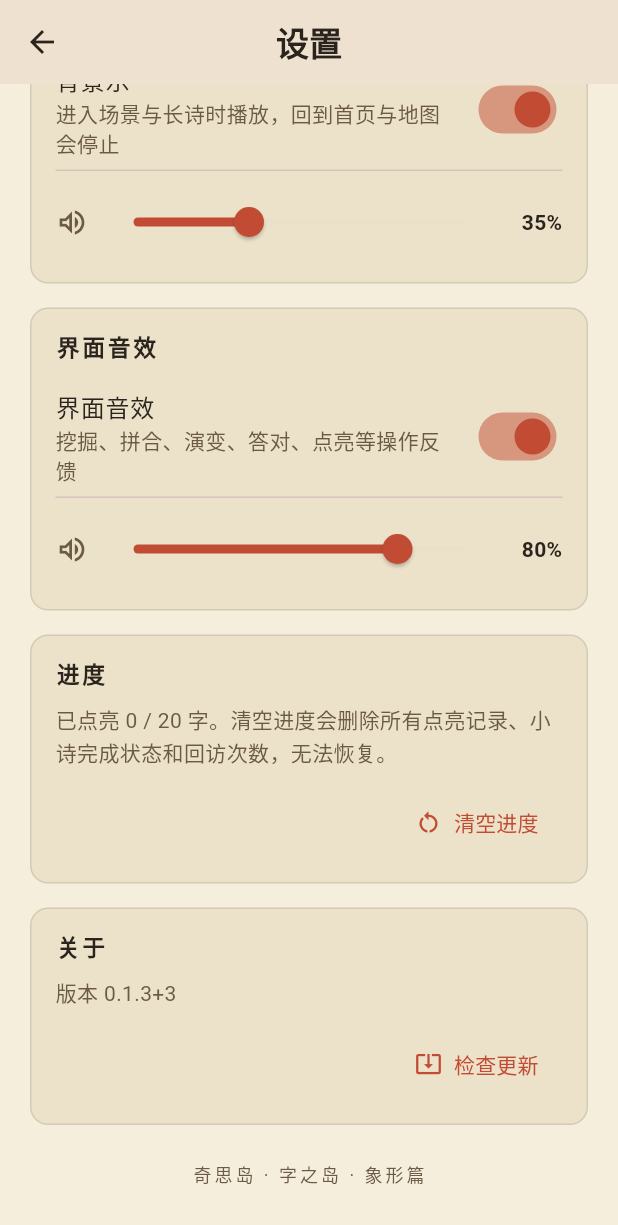
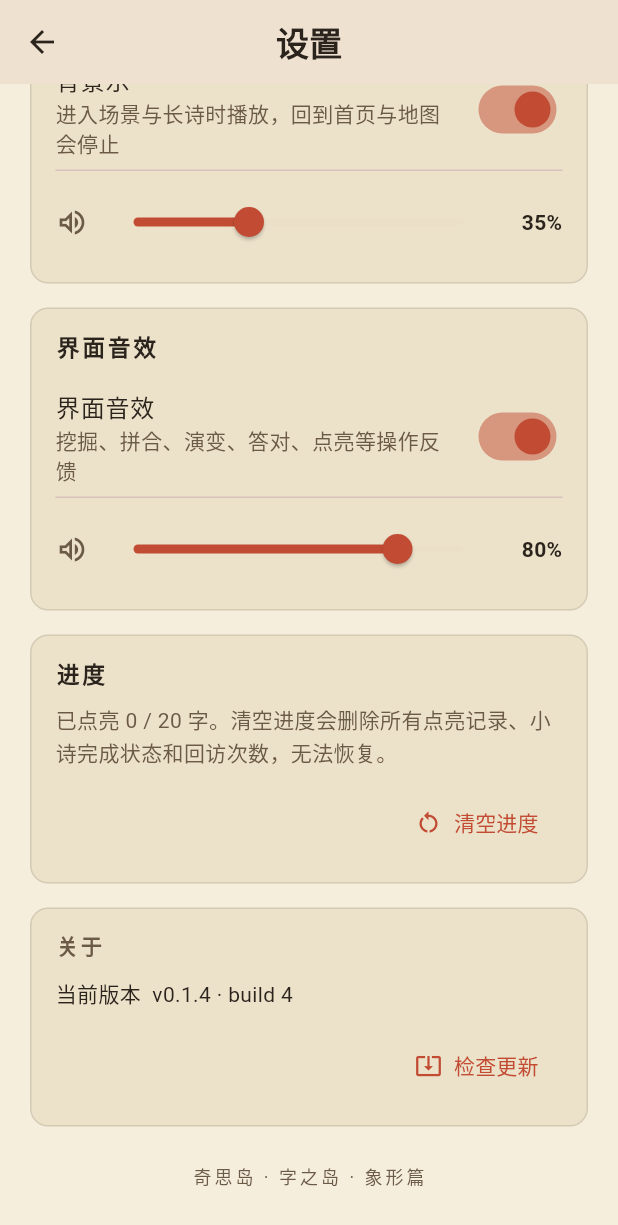
Before and after one commit to flyingdew/wonder-isles-app, a Flutter app: the SettingsPage screen opened directly, scrolled down 291 dp, on a phone screen of 412 x 824 dp. Shown: the top 1225 px of the screen. Run offline on Flutter 3.47's test engine with Material 3 defaults, Android fonts, the phone set to English and light mode, and no system bars; our stand-ins replace audioplayers, device_info_plus, dio, open_filex, package_info_plus, permission_handler and 1 more; accounts and stored records are empty; network calls fail.

Commit message:
feat: show app version on home + parent dashboard, add reusable AboutCard for manual update check

```diff
--- a/lib/pages/home_page.dart
+++ b/lib/pages/home_page.dart
@@ -11,6 +11,7 @@ import '../services/progress_store.dart';
 import '../services/voice_service.dart';
 import '../services/update_service.dart';
 import '../widgets/achievement_dialog.dart';
+import '../widgets/app_version.dart';
 import '../widgets/update_dialog.dart';
 import 'island_map_page.dart';
 import 'parent_dashboard_page.dart';
@@ -122,6 +123,9 @@ class _HomePageState extends State<HomePage> {
                             const _DebugShortcuts(),
                           ],
                           const SizedBox(height: 24),
+                          // 底部一行小字版本号，家长按需一眼看到，孩子基本忽略
+                          const Center(child: AppVersionLabel()),
+                          const SizedBox(height: 12),
                         ],
                       ),
                     ),
--- a/lib/pages/parent_dashboard_page.dart
+++ b/lib/pages/parent_dashboard_page.dart
@@ -9,6 +9,7 @@ import '../data/parent_tips.dart';
 import '../data/poems.dart';
 import '../services/progress_store.dart';
 import '../widgets/achievement_dialog.dart';
+import '../widgets/app_version.dart';
 import 'settings_page.dart';
 
 /// 家长视图：整章进度、最喜欢的字、共读建议、清空进度。
@@ -67,6 +68,8 @@ class ParentDashboardPage extends StatelessWidget {
           _ReadTogether(favorite: favorite),
           const SizedBox(height: 16),
           _AchievementWall(unlocked: progress.unlockedAchievements),
+          const SizedBox(height: 16),
+          const AboutCard(),
           const SizedBox(height: 24),
         ],
       ),
--- a/lib/pages/settings_page.dart
+++ b/lib/pages/settings_page.dart
@@ -1,11 +1,8 @@
 import 'package:flutter/material.dart';
 import 'package:provider/provider.dart';
 
-import 'package:package_info_plus/package_info_plus.dart';
-
 import '../app_theme.dart';
-import '../services/update_service.dart';
-import '../widgets/update_dialog.dart';
+import '../widgets/app_version.dart';
 import '../services/progress_store.dart';
 import '../services/voice_service.dart';
 
@@ -83,7 +80,7 @@ class SettingsPage extends StatelessWidget {
             ),
           ),
           const SizedBox(height: 16),
-          const _AboutPanel(),
+          const AboutCard(),
           const SizedBox(height: 24),
           const Center(
             child: Text(
@@ -227,108 +224,3 @@ class _Panel extends StatelessWidget {
     );
   }
 }
-
-
-class _AboutPanel extends StatefulWidget {
-  const _AboutPanel();
-
-  @override
-  State<_AboutPanel> createState() => _AboutPanelState();
-}
-
-class _AboutPanelState extends State<_AboutPanel> {
-  final UpdateService _service = UpdateService();
-  bool _busy = false;
-  String? _statusText;
-  String _version = '';
-
-  @override
-  void initState() {
-    super.initState();
-    _loadVersion();
-  }
-
-  Future<void> _loadVersion() async {
-    try {
-      final PackageInfo info = await PackageInfo.fromPlatform();
-      if (!mounted) return;
-      setState(() {
-        _version = '${info.version}+${info.buildNumber}';
-      });
-    } catch (_) {
-      // 忽略：非移动端拿不到
-    }
-  }
-
-  Future<void> _handleCheckUpdate() async {
-    if (_busy) return;
-    setState(() {
-      _busy = true;
-      _statusText = '正在检查…';
-    });
-    // 手动检查：绕过 skipVersion，也允许 debug build 使用
-    final UpdateCheckResult result = await _service.check(ignoreSkipped: true);
-    if (!mounted) return;
-    setState(() => _busy = false);
-    switch (result.status) {
-      case UpdateCheckStatus.available:
-        setState(() => _statusText = '发现新版本 ${result.info!.tag}');
-        await showUpdateDialog(context, service: _service, result: result);
-        break;
-      case UpdateCheckStatus.upToDate:
-        setState(() => _statusText = '已是最新版本');
-        break;
-      case UpdateCheckStatus.skipped:
-        setState(() => _statusText = '新版本已被跳过：${result.info?.tag ?? ""}');
-        break;
-      case UpdateCheckStatus.networkFailure:
-        setState(() => _statusText = '检查失败：网络问题，稍后再试');
-        break;
-      case UpdateCheckStatus.malformed:
-        setState(() => _statusText = '检查失败：无法解析版本信息');
-        break;
-      case UpdateCheckStatus.disabled:
-        setState(() => _statusText = '当前平台不支持应用内更新');
-        break;
-    }
-  }
-
-  @override
-  Widget build(BuildContext context) {
-    return _Panel(
-      title: '关于',
-      child: Column(
-        crossAxisAlignment: CrossAxisAlignment.stretch,
-        children: <Widget>[
-          if (_version.isNotEmpty)
-            Text(
-              '版本 $_version',
-              style: const TextStyle(color: InkPalette.inkSoft, height: 1.5),
-            ),
-          if (_statusText != null) ...<Widget>[
-            const SizedBox(height: 8),
-            Text(
-              _statusText!,
-              style: const TextStyle(color: InkPalette.inkSoft, height: 1.5),
-            ),
-          ],
-          const SizedBox(height: 12),
-          Align(
-            alignment: Alignment.centerRight,
-            child: TextButton.icon(
-              onPressed: _busy ? null : _handleCheckUpdate,
-              icon: _busy
-                  ? const SizedBox(
-                      width: 16,
-                      height: 16,
-                      child: CircularProgressIndicator(strokeWidth: 2),
-                    )
-                  : const Icon(Icons.system_update_alt, size: 18),
-              label: Text(_busy ? '检查中…' : '检查更新'),
-            ),
-          ),
-        ],
-      ),
-    );
-  }
-}
--- /dev/null
+++ b/lib/widgets/app_version.dart
@@ -0,0 +1,189 @@
+import 'package:flutter/material.dart';
+import 'package:package_info_plus/package_info_plus.dart';
+
+import '../app_theme.dart';
+import '../services/update_service.dart';
+import 'update_dialog.dart';
+
+/// 只显示"v0.1.3 (build 3)"这一行小字，异步加载。
+/// 用于首页底部等非关键位置：拿不到时静默不占位。
+class AppVersionLabel extends StatefulWidget {
+  const AppVersionLabel({
+    super.key,
+    this.style,
+    this.prefix = 'v',
+    this.showBuildNumber = true,
+    this.textAlign = TextAlign.center,
+  });
+
+  final TextStyle? style;
+  final String prefix;
+  final bool showBuildNumber;
+  final TextAlign textAlign;
+
+  @override
+  State<AppVersionLabel> createState() => _AppVersionLabelState();
+}
+
+class _AppVersionLabelState extends State<AppVersionLabel> {
+  String? _text;
+
+  @override
+  void initState() {
+    super.initState();
+    _load();
+  }
+
+  Future<void> _load() async {
+    try {
+      final PackageInfo info = await PackageInfo.fromPlatform();
+      if (!mounted) return;
+      setState(() {
+        _text = widget.showBuildNumber && info.buildNumber.isNotEmpty
+            ? '${widget.prefix}${info.version} · build ${info.buildNumber}'
+            : '${widget.prefix}${info.version}';
+      });
+    } catch (_) {
+      // Web / 桌面上偶尔拿不到，安静即可
+    }
+  }
+
+  @override
+  Widget build(BuildContext context) {
+    final String? text = _text;
+    if (text == null) return const SizedBox.shrink();
+    final TextStyle base = widget.style ??
+        const TextStyle(
+          color: InkPalette.inkSoft,
+          fontSize: 12,
+          letterSpacing: 1.5,
+        );
+    return Text(text, style: base, textAlign: widget.textAlign);
+  }
+}
+
+/// 完整卡片：显示版本号 + 最近一次检查状态 + "检查更新"按钮。
+///
+/// 家长视图底部与设置页都会使用；样式采用米色内嵌卡片，与
+/// 现有 `_Panel` 视觉一致，但不依赖各页面私有的 _Panel。
+class AboutCard extends StatefulWidget {
+  const AboutCard({super.key, this.title = '关于'});
+
+  final String title;
+
+  @override
+  State<AboutCard> createState() => _AboutCardState();
+}
+
+class _AboutCardState extends State<AboutCard> {
+  final UpdateService _service = UpdateService();
+  bool _busy = false;
+  String? _statusText;
+  String _version = '';
+
+  @override
+  void initState() {
+    super.initState();
+    _loadVersion();
+  }
+
+  Future<void> _loadVersion() async {
+    try {
+      final PackageInfo info = await PackageInfo.fromPlatform();
+      if (!mounted) return;
+      setState(() {
+        _version = info.buildNumber.isNotEmpty
+            ? 'v${info.version} · build ${info.buildNumber}'
+            : 'v${info.version}';
+      });
+    } catch (_) {}
+  }
+
+  Future<void> _handleCheck() async {
+    if (_busy) return;
+    setState(() {
+      _busy = true;
+      _statusText = '正在检查…';
+    });
+    // 手动检查：绕过 skipVersion，也允许 debug/非 android 平台走完流程（会得到 disabled 提示）
+    final UpdateCheckResult result = await _service.check(ignoreSkipped: true);
+    if (!mounted) return;
+    setState(() => _busy = false);
+    switch (result.status) {
+      case UpdateCheckStatus.available:
+        setState(() => _statusText = '发现新版本 ${result.info!.tag}');
+        await showUpdateDialog(context, service: _service, result: result);
+        break;
+      case UpdateCheckStatus.upToDate:
+        setState(() => _statusText = '已是最新版本');
+        break;
+      case UpdateCheckStatus.skipped:
+        setState(() =>
+            _statusText = '新版本已被跳过：${result.info?.tag ?? ""}');
+        break;
+      case UpdateCheckStatus.networkFailure:
+        setState(() => _statusText = '检查失败：网络不通，稍后再试');
+        break;
+      case UpdateCheckStatus.malformed:
+        setState(() => _statusText = '检查失败：无法解析版本信息');
+        break;
+      case UpdateCheckStatus.disabled:
+        setState(() => _statusText = '当前平台不支持应用内更新');
+        break;
+    }
+  }
+
+  @override
+  Widget build(BuildContext context) {
+    return Container(
+      padding: const EdgeInsets.fromLTRB(16, 14, 16, 16),
+      decoration: BoxDecoration(
+        color: InkPalette.paperDeep.withValues(alpha: 0.85),
+        borderRadius: BorderRadius.circular(12),
+        border: Border.all(color: InkPalette.ink.withValues(alpha: 0.12)),
+      ),
+      child: Column(
+        crossAxisAlignment: CrossAxisAlignment.stretch,
+        children: <Widget>[
+          Text(
+            widget.title,
+            style: const TextStyle(
+              fontSize: 14,
+              fontWeight: FontWeight.w700,
+              color: InkPalette.inkSoft,
+              letterSpacing: 2,
+            ),
+          ),
+          const SizedBox(height: 12),
+          if (_version.isNotEmpty)
+            Text(
+              '当前版本  $_version',
+              style: const TextStyle(color: InkPalette.ink, height: 1.5),
+            ),
+          if (_statusText != null) ...<Widget>[
+            const SizedBox(height: 6),
+            Text(
+              _statusText!,
+              style: const TextStyle(color: InkPalette.inkSoft, height: 1.5),
+            ),
+          ],
+          const SizedBox(height: 12),
+          Align(
+            alignment: Alignment.centerRight,
+            child: TextButton.icon(
+              onPressed: _busy ? null : _handleCheck,
+              icon: _busy
+                  ? const SizedBox(
+                      width: 16,
+                      height: 16,
+                      child: CircularProgressIndicator(strokeWidth: 2),
+                    )
+                  : const Icon(Icons.system_update_alt, size: 18),
+              label: Text(_busy ? '检查中…' : '检查更新'),
+            ),
+          ),
+        ],
+      ),
+    );
+  }
+}
--- a/pubspec.yaml
+++ b/pubspec.yaml
@@ -1,7 +1,7 @@
 name: wonder_isles
 description: "奇思岛 · 字之岛 — 面向 6-8 岁孩子的汉字考古学习游戏 (Flutter 版)。"
 publish_to: "none"
-version: 0.1.3+3
+version: 0.1.4+4
 
 environment:
   sdk: ">=3.4.0 <4.0.0"
```
